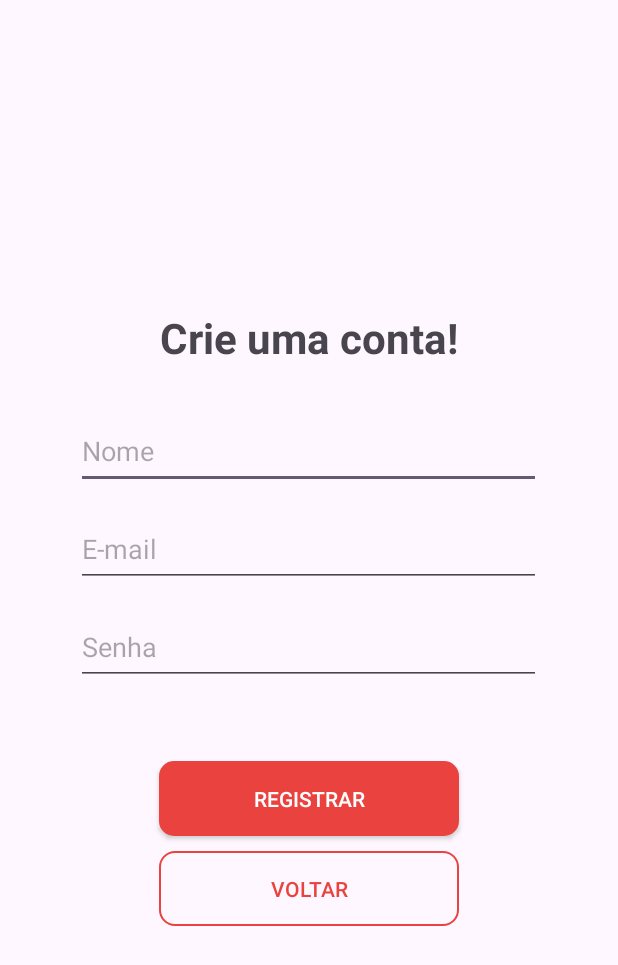
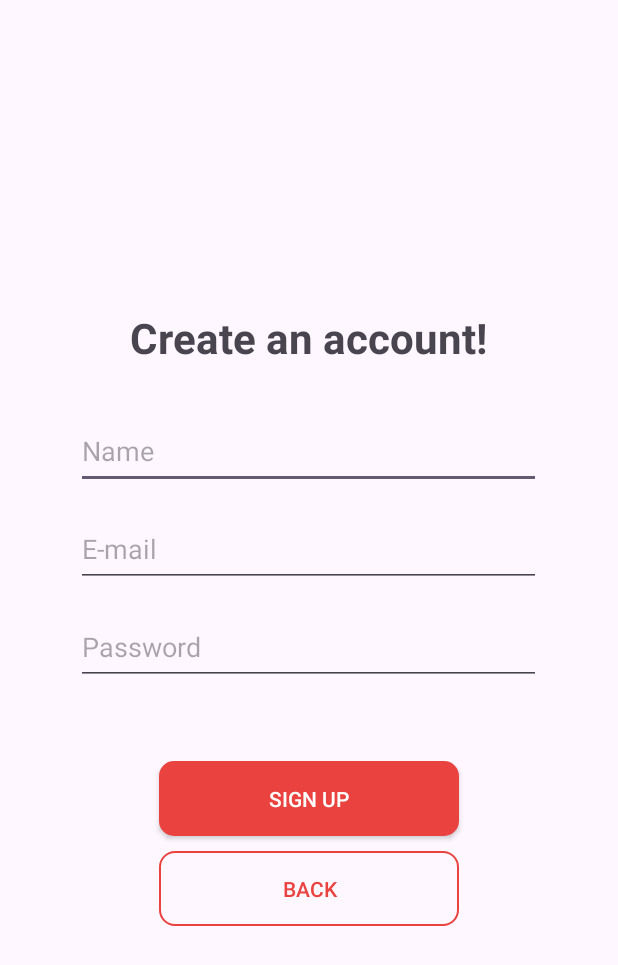
Before and after one commit to bptiago/cinefy, an Android app: the RegisterActivity screen opened directly, with no data from a screen before it, on a phone screen of 412 x 824 dp. Shown: the top 965 px of the screen. Run offline under Robolectric (Android 15) with nearby library versions, the phone set to English and light mode, and no system bars; our stand-ins replace Room's generated code, data binding.

Commit message:
Change language to English

```diff
--- a/app/src/main/java/com/puc/cinefy/LoginActivity.kt
+++ b/app/src/main/java/com/puc/cinefy/LoginActivity.kt
@@ -25,16 +25,16 @@ class LoginActivity : AppCompatActivity() {
             val password = binding.txtPassword.text.toString().trim()
 
             if (email.isEmpty() || password.isEmpty()) {
-                binding.txtMsg.text = "Preencher todos os campos"
+                binding.txtMsg.text = "Fill in all fields"
             } else {
                 val user = UserSingleton.getUser(email)
 
                 if (user != null && user.password == password) {
-                    binding.txtMsg.text = "Realizando login"
+                    binding.txtMsg.text = "Logging in"
                     val intent = Intent(this, HomeActivity::class.java)
                     startActivity(intent)
                 } else {
-                    binding.txtMsg.text = "E-mail e/ou senha incorreto(s)"
+                    binding.txtMsg.text = "E-mail and/or password incorrect"
                 }
             }
         }
--- a/app/src/main/java/com/puc/cinefy/RegisterActivity.kt
+++ b/app/src/main/java/com/puc/cinefy/RegisterActivity.kt
@@ -26,9 +26,9 @@ class RegisterActivity : AppCompatActivity() {
             val password = binding.txtPassword.text.toString().trim()
 
             if (password.isEmpty() || name.isEmpty() || email.isEmpty()) {
-                binding.txtMsg.text = "Preencher todos os campos"
+                binding.txtMsg.text = "Fill in all fields"
             } else {
-                binding.txtMsg.text = "Usuário criado"
+                binding.txtMsg.text = "User created"
                 val user = User(null, name, email, password)
                 UserSingleton.addUser(user)
                 this.finish()
--- a/app/src/main/res/layout/activity_movie.xml
+++ b/app/src/main/res/layout/activity_movie.xml
@@ -90,7 +90,7 @@
             android:layout_height="wrap_content"
             android:layout_marginTop="44dp"
             android:background="@drawable/background_btn_full"
-            android:text="VOLTAR"
+            android:text="@string/back"
             android:textColor="#ffff"
             android:textSize="14sp"
             app:layout_constraintEnd_toEndOf="@+id/linearLayout2"
--- a/app/src/main/res/layout/activity_register.xml
+++ b/app/src/main/res/layout/activity_register.xml
@@ -21,7 +21,7 @@
                 android:id="@+id/textView"
                 android:layout_width="wrap_content"
                 android:layout_height="50dp"
-                android:text="Crie uma conta!"
+                android:text="Create an account!"
 
                 android:textSize="28sp"
                 android:textStyle="bold" />
@@ -31,7 +31,7 @@
                 android:layout_width="310dp"
                 android:layout_height="50dp"
                 android:layout_marginTop="20dp"
-                android:hint="Nome"
+                android:hint="@string/name"
                 android:ems="10" />
 
             <EditText
@@ -39,7 +39,7 @@
                 android:layout_width="310dp"
                 android:layout_height="50dp"
                 android:layout_marginTop="15dp"
-                android:hint="E-mail"
+                android:hint="@string/e_mail"
                 android:ems="10"
                 android:inputType="textEmailAddress" />
 
@@ -48,7 +48,7 @@
                 android:layout_width="310dp"
                 android:layout_height="50dp"
                 android:layout_marginTop="15dp"
-                android:hint="Senha"
+                android:hint="@string/password"
                 android:ems="10"
                 android:inputType="textPassword" />
 
@@ -70,7 +70,7 @@
                 android:layout_height="50dp"
                 android:layout_marginTop="10dp"
                 android:background="@drawable/background_btn_full"
-                android:text="REGISTRAR"
+                android:text="@string/sign_up"
                 android:textColor="#ffff"
                 android:textSize="14sp"
                 app:layout_constraintEnd_toEndOf="@+id/textView4"
@@ -84,7 +84,7 @@
                 android:layout_width="200dp"
                 android:layout_height="50dp"
                 android:layout_marginTop="10dp"
-                android:text="VOLTAR"
+                android:text="@string/back"
                 android:textColor="#EA433F"
                 android:background="@drawable/background_btn_outline"
                 app:layout_constraintEnd_toEndOf="@+id/btnLogin"
--- a/app/src/main/res/values/strings.xml
+++ b/app/src/main/res/values/strings.xml
@@ -1,4 +1,10 @@
 <resources>
     <string name="app_name">cinefy</string>
     <string name="cinefy">CINEFY</string>
+    <string name="password">Password</string>
+    <string name="e_mail">E-mail</string>
+    <string name="log_in">Log In</string>
+    <string name="back">Back</string>
+    <string name="sign_up">Sign Up</string>
+    <string name="name">Name</string>
 </resources>
```
Also changed, not shown: app/src/main/res/layout/activity_login.xml (+5 -5 lines), app/src/main/res/layout/activity_main.xml (+4 -4 lines).
